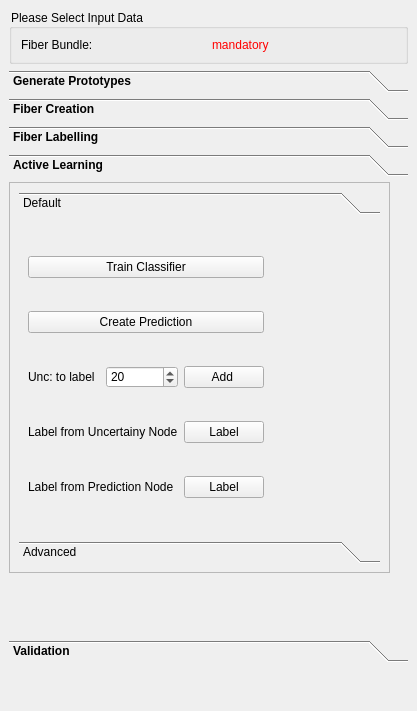
This is Plugins/org.mitk.gui.qt.diffusionimaging.fiberprocessing/src/internal/QmitkInteractiveFiberDissectionViewControls.ui in MIC-DKFZ/MITK-Diffusion as Qt 5 draws it before an edit. The edited form follows.
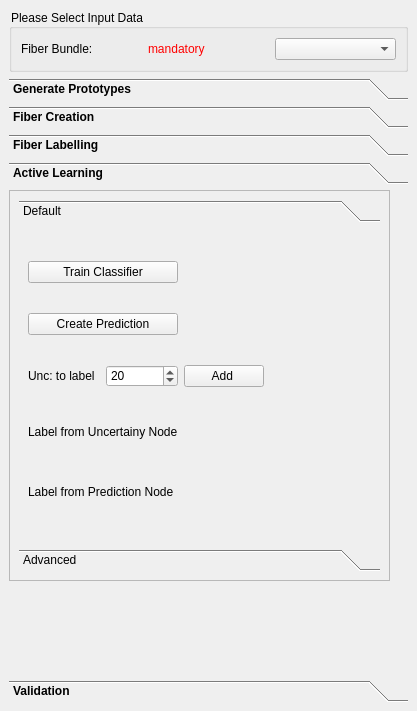
This is the edited form. The open tabs and pages were chosen to show the change. Icons and pictures are not drawn. Custom widgets are drawn as their Qt base class.

Patch:
```diff
--- a/Plugins/org.mitk.gui.qt.diffusionimaging.fiberprocessing/src/internal/QmitkInteractiveFiberDissectionViewControls.ui
+++ b/Plugins/org.mitk.gui.qt.diffusionimaging.fiberprocessing/src/internal/QmitkInteractiveFiberDissectionViewControls.ui
@@ -40,7 +40,7 @@
      <property name="title">
       <string>Please Select Input Data</string>
      </property>
-     <layout class="QGridLayout" name="gridLayout">
+     <layout class="QGridLayout" name="gridLayout_9">
       <item row="0" column="0">
        <widget class="QLabel" name="label_2">
         <property name="toolTip">
@@ -61,25 +61,12 @@
         </property>
        </widget>
       </item>
+      <item row="0" column="2">
+       <widget class="QmitkDataStorageComboBox" name="m_TestBundleBox"/>
+      </item>
      </layout>
     </widget>
    </item>
-   <item row="3" column="0" rowspan="2">
-    <spacer name="verticalSpacer">
-     <property name="orientation">
-      <enum>Qt::Vertical</enum>
-     </property>
-     <property name="sizeType">
-      <enum>QSizePolicy::Fixed</enum>
-     </property>
-     <property name="sizeHint" stdset="0">
-      <size>
-       <width>20</width>
-       <height>40</height>
-      </size>
-     </property>
-    </spacer>
-   </item>
    <item row="1" column="0">
     <widget class="QToolBox" name="toolBoxx">
      <property name="enabled">
@@ -108,7 +95,7 @@
         <x>0</x>
         <y>0</y>
         <width>399</width>
-        <height>424</height>
+        <height>463</height>
        </rect>
       </property>
       <attribute name="label">
@@ -129,7 +116,7 @@
             <x>0</x>
             <y>0</y>
             <width>381</width>
-            <height>344</height>
+            <height>383</height>
            </rect>
           </property>
           <attribute name="label">
@@ -173,8 +160,8 @@
            <rect>
             <x>0</x>
             <y>0</y>
-            <width>273</width>
-            <height>171</height>
+            <width>381</width>
+            <height>383</height>
            </rect>
           </property>
           <attribute name="label">
@@ -263,7 +250,7 @@
         <x>0</x>
         <y>0</y>
         <width>399</width>
-        <height>424</height>
+        <height>463</height>
        </rect>
       </property>
       <attribute name="label">
@@ -407,7 +394,7 @@
         <x>0</x>
         <y>0</y>
         <width>399</width>
-        <height>424</height>
+        <height>463</height>
        </rect>
       </property>
       <property name="accessibleName">
@@ -473,75 +460,75 @@
          <property name="frameShadow">
           <enum>QFrame::Raised</enum>
          </property>
-         <layout class="QGridLayout" name="gridLayout_2">
-          <item row="7" column="2">
-           <spacer name="verticalSpacer_2">
-            <property name="orientation">
-             <enum>Qt::Vertical</enum>
-            </property>
-            <property name="sizeHint" stdset="0">
-             <size>
-              <width>20</width>
-              <height>40</height>
-             </size>
-            </property>
-           </spacer>
-          </item>
-          <item row="3" column="3">
-           <widget class="QPushButton" name="m_ErazorButton">
-            <property name="maximumSize">
-             <size>
-              <width>30</width>
-              <height>30</height>
-             </size>
-            </property>
+         <layout class="QGridLayout" name="gridLayout">
+          <item row="3" column="0">
+           <widget class="QLabel" name="label_4">
             <property name="text">
-             <string/>
-            </property>
-            <property name="icon">
-             <iconset>
-              <normaloff>:/org.mitk.gui.qt.diffusionimaging.fiberprocessing/resources/eraze.png</normaloff>:/org.mitk.gui.qt.diffusionimaging.fiberprocessing/resources/eraze.png</iconset>
-            </property>
-            <property name="iconSize">
-             <size>
-              <width>32</width>
-              <height>32</height>
-             </size>
-            </property>
-            <property name="flat">
-             <bool>true</bool>
+             <string>Label Streamlines</string>
             </property>
            </widget>
           </item>
-          <item row="6" column="2">
+          <item row="6" column="0">
            <widget class="QLabel" name="label_10">
             <property name="text">
              <string>Unlabel: Leftclick + shift/alt</string>
             </property>
            </widget>
           </item>
-          <item row="4" column="2">
+          <item row="4" column="0">
            <widget class="QLabel" name="label_6">
             <property name="text">
              <string>Reject: Rightclick + shift</string>
             </property>
            </widget>
           </item>
-          <item row="3" column="2">
-           <widget class="QLabel" name="label_4">
+          <item row="3" column="1" colspan="2">
+           <widget class="QPushButton" name="m_ErazorButton">
+            <property name="maximumSize">
+             <size>
+              <width>30</width>
+              <height>30</height>
+             </size>
+            </property>
             <property name="text">
-             <string>Label Streamlines</string>
+             <string/>
+            </property>
+            <property name="icon">
+             <iconset>
+              <normaloff>:/org.mitk.gui.qt.diffusionimaging.fiberprocessing/resources/eraze.png</normaloff>:/org.mitk.gui.qt.diffusionimaging.fiberprocessing/resources/eraze.png</iconset>
+            </property>
+            <property name="iconSize">
+             <size>
+              <width>32</width>
+              <height>32</height>
+             </size>
+            </property>
+            <property name="flat">
+             <bool>true</bool>
             </property>
            </widget>
           </item>
-          <item row="5" column="2">
+          <item row="0" column="4" rowspan="3">
+           <spacer name="horizontalSpacer_2">
+            <property name="orientation">
+             <enum>Qt::Horizontal</enum>
+            </property>
+            <property name="sizeHint" stdset="0">
+             <size>
+              <width>40</width>
+              <height>20</height>
+             </size>
+            </property>
+           </spacer>
+          </item>
+          <item row="5" column="0">
            <widget class="QLabel" name="label_8">
             <property name="text">
              <string>Accept: Rightclick + alt</string>
             </property>
            </widget>
           </item>
-          <item row="0" column="3">
+          <item row="0" column="1" rowspan="3" colspan="2">
            <widget class="QSpinBox" name="m_NumRandomFibers">
             <property name="minimum">
              <number>1</number>
@@ -554,33 +541,59 @@
             </property>
            </widget>
           </item>
-          <item row="0" column="6">
-           <widget class="QPushButton" name="m_AddRandomFibers">
-            <property name="text">
-             <string>Add</string>
-            </property>
-           </widget>
-          </item>
-          <item row="0" column="2">
+          <item row="0" column="0">
            <widget class="QLabel" name="label_7">
             <property name="text">
              <string>Random Streamlines</string>
             </property>
            </widget>
           </item>
-          <item row="0" column="7">
-           <spacer name="horizontalSpacer_2">
+          <item row="7" column="0">
+           <spacer name="verticalSpacer_2">
             <property name="orientation">
-             <enum>Qt::Horizontal</enum>
+             <enum>Qt::Vertical</enum>
             </property>
             <property name="sizeHint" stdset="0">
              <size>
-              <width>40</width>
-              <height>20</height>
+              <width>20</width>
+              <height>40</height>
              </size>
             </property>
            </spacer>
           </item>
+          <item row="0" column="3" rowspan="3">
+           <widget class="QPushButton" name="m_AddRandomFibers">
+            <property name="text">
+             <string>Add</string>
+            </property>
+           </widget>
+          </item>
+          <item row="3" column="3">
+           <widget class="QPushButton" name="m_BrushButton">
+            <property name="maximumSize">
+             <size>
+              <width>30</width>
+              <height>30</height>
+             </size>
+            </property>
+            <property name="text">
+             <string/>
+            </property>
+            <property name="icon">
+             <iconset>
+              <normaloff>:/org.mitk.gui.qt.diffusionimaging.fiberprocessing/resources/brush.png</normaloff>:/org.mitk.gui.qt.diffusionimaging.fiberprocessing/resources/brush.png</iconset>
+            </property>
+            <property name="iconSize">
+             <size>
+              <width>32</width>
+              <height>32</height>
+             </size>
+            </property>
+            <property name="flat">
+             <bool>true</bool>
+            </property>
+           </widget>
+          </item>
          </layout>
         </widget>
        </item>
@@ -592,7 +605,7 @@
         <x>0</x>
         <y>0</y>
         <width>399</width>
-        <height>424</height>
+        <height>463</height>
        </rect>
       </property>
       <attribute name="label">
@@ -617,7 +630,7 @@
         <item row="8" column="1">
          <widget class="QToolBox" name="toolBox_2">
           <property name="currentIndex">
-           <number>1</number>
+           <number>0</number>
           </property>
           <widget class="QWidget" name="page_16">
            <property name="geometry">
@@ -631,32 +644,15 @@
            <attribute name="label">
             <string>Default</string>
            </attribute>
-           <layout class="QGridLayout" name="gridLayout_28">
-            <item row="3" column="2">
-             <widget class="QPushButton" name="m_unclabeling">
+           <layout class="QGridLayout" name="gridLayout_2">
+            <item row="0" column="0" colspan="2">
+             <widget class="QPushButton" name="m_TrainClassifier">
               <property name="text">
-               <string>Label</string>
-              </property>
-              <property name="icon">
-               <iconset theme="eraze.png">
-                <normaloff>.</normaloff>.</iconset>
+               <string>Train Classifier</string>
               </property>
              </widget>
             </item>
-            <item row="4" column="3">
-             <spacer name="horizontalSpacer_6">
-              <property name="orientation">
-               <enum>Qt::Horizontal</enum>
-              </property>
-              <property name="sizeHint" stdset="0">
-               <size>
-                <width>57</width>
-                <height>20</height>
-               </size>
-              </property>
-             </spacer>
-            </item>
-            <item row="0" column="3">
+            <item row="0" column="4">
              <spacer name="horizontalSpacer_30">
               <property name="orientation">
                <enum>Qt::Horizontal</enum>
@@ -669,50 +665,14 @@
               </property>
              </spacer>
             </item>
-            <item row="2" column="1">
-             <widget class="QSpinBox" name="m_Numtolabel">
-              <property name="minimum">
-               <number>1</number>
-              </property>
-              <property name="maximum">
-               <number>2000</number>
-              </property>
-              <property name="singleStep">
-               <number>0</number>
-              </property>
-              <property name="value">
-               <number>20</number>
-              </property>
-             </widget>
-            </item>
-            <item row="2" column="3">
-             <spacer name="horizontalSpacer_4">
-              <property name="orientation">
-               <enum>Qt::Horizontal</enum>
-              </property>
-              <property name="sizeHint" stdset="0">
-               <size>
-                <width>57</width>
-                <height>20</height>
-               </size>
-              </property>
-             </spacer>
-            </item>
-            <item row="4" column="2">
-             <widget class="QPushButton" name="m_predlabeling">
-              <property name="text">
-               <string>Label</string>
-              </property>
-             </widget>
-            </item>
-            <item row="1" column="0" colspan="3">
+            <item row="1" column="0" colspan="2">
              <widget class="QPushButton" name="m_CreatePrediction">
               <property name="text">
                <string>Create Prediction</string>
               </property>
              </widget>
             </item>
-            <item row="1" column="3">
+            <item row="1" column="4">
              <spacer name="horizontalSpacer_29">
               <property name="orientation">
                <enum>Qt::Horizontal</enum>
@@ -725,13 +685,6 @@
               </property>
              </spacer>
             </item>
-            <item row="0" column="0" colspan="3">
-             <widget class="QPushButton" name="m_TrainClassifier">
-              <property name="text">
-               <string>Train Classifier</string>
-              </property>
-             </widget>
-            </item>
             <item row="2" column="0">
              <widget class="QLabel" name="label_5">
               <property name="text">
@@ -739,6 +692,42 @@
               </property>
              </widget>
             </item>
+            <item row="2" column="1">
+             <widget class="QSpinBox" name="m_Numtolabel">
+              <property name="minimum">
+               <number>1</number>
+              </property>
+              <property name="maximum">
+               <number>2000</number>
+              </property>
+              <property name="singleStep">
+               <number>0</number>
+              </property>
+              <property name="value">
+               <number>20</number>
+              </property>
+             </widget>
+            </item>
+            <item row="2" column="2" colspan="2">
+             <widget class="QPushButton" name="m_AddUncertainFibers">
+              <property name="text">
+               <string>Add </string>
+              </property>
+             </widget>
+            </item>
+            <item row="2" column="4">
+             <spacer name="horizontalSpacer_4">
+              <property name="orientation">
+               <enum>Qt::Horizontal</enum>
+              </property>
+              <property name="sizeHint" stdset="0">
+               <size>
+                <width>57</width>
+                <height>20</height>
+               </size>
+              </property>
+             </spacer>
+            </item>
             <item row="3" column="0" colspan="2">
              <widget class="QLabel" name="label_35">
               <property name="text">
@@ -746,13 +735,71 @@
               </property>
              </widget>
             </item>
-            <item row="2" column="2">
-             <widget class="QPushButton" name="m_AddUncertainFibers">
+            <item row="3" column="2">
+             <widget class="QPushButton" name="m_unclabeling">
+              <property name="maximumSize">
+               <size>
+                <width>30</width>
+                <height>30</height>
+               </size>
+              </property>
               <property name="text">
-               <string>Add </string>
+               <string/>
               </property>
+              <property name="icon">
+               <iconset>
+                <normaloff>:/org.mitk.gui.qt.diffusionimaging.fiberprocessing/resources/eraze.png</normaloff>:/org.mitk.gui.qt.diffusionimaging.fiberprocessing/resources/eraze.png</iconset>
+              </property>
+              <property name="iconSize">
+               <size>
+                <width>32</width>
+                <height>32</height>
+               </size>
+              </property>
+              <property name="flat">
+               <bool>true</bool>
+              </property>
              </widget>
             </item>
+            <item row="3" column="3">
+             <widget class="QPushButton" name="m_unclabelingBrush">
+              <property name="maximumSize">
+               <size>
+                <width>30</width>
+                <height>30</height>
+               </size>
+              </property>
+              <property name="text">
+               <string/>
+              </property>
+              <property name="icon">
+               <iconset>
+                <normaloff>:/org.mitk.gui.qt.diffusionimaging.fiberprocessing/resources/brush.png</normaloff>:/org.mitk.gui.qt.diffusionimaging.fiberprocessing/resources/brush.png</iconset>
+              </property>
+              <property name="iconSize">
+               <size>
+                <width>32</width>
+                <height>32</height>
+               </size>
+              </property>
+              <property name="flat">
+               <bool>true</bool>
+              </property>
+             </widget>
+            </item>
+            <item row="3" column="4">
+             <spacer name="horizontalSpacer_5">
+              <property name="orientation">
+               <enum>Qt::Horizontal</enum>
+              </property>
+              <property name="sizeHint" stdset="0">
+               <size>
+                <width>57</width>
+                <height>20</height>
+               </size>
+              </property>
+             </spacer>
+            </item>
             <item row="4" column="0" colspan="2">
              <widget class="QLabel" name="label_36">
               <property name="text">
@@ -760,8 +807,60 @@
               </property>
              </widget>
             </item>
-            <item row="3" column="3">
-             <spacer name="horizontalSpacer_5">
+            <item row="4" column="2">
+             <widget class="QPushButton" name="m_predlabeling">
+              <property name="maximumSize">
+               <size>
+                <width>30</width>
+                <height>30</height>
+               </size>
+              </property>
+              <property name="text">
+               <string/>
+              </property>
+              <property name="icon">
+               <iconset>
+                <normaloff>:/org.mitk.gui.qt.diffusionimaging.fiberprocessing/resources/eraze.png</normaloff>:/org.mitk.gui.qt.diffusionimaging.fiberprocessing/resources/eraze.png</iconset>
+              </property>
+              <property name="iconSize">
+               <size>
+                <width>32</width>
+                <height>32</height>
+               </size>
+              </property>
+              <property name="flat">
+               <bool>true</bool>
+              </property>
+             </widget>
+            </item>
+            <item row="4" column="3">
+             <widget class="QPushButton" name="m_predlabelingBrush">
+              <property name="maximumSize">
+               <size>
+                <width>30</width>
+                <height>30</height>
+               </size>
+              </property>
+              <property name="text">
+               <string/>
+              </property>
+              <property name="icon">
+               <iconset>
+                <normaloff>:/org.mitk.gui.qt.diffusionimaging.fiberprocessing/resources/brush.png</normaloff>:/org.mitk.gui.qt.diffusionimaging.fiberprocessing/resources/brush.png</iconset>
+              </property>
+              <property name="iconSize">
+               <size>
+                <width>32</width>
+                <height>32</height>
+               </size>
+              </property>
+              <property name="flat">
+               <bool>true</bool>
+              </property>
+             </widget>
+            </item>
+            <item row="4" column="4">
+             <spacer name="horizontalSpacer_6">
               <property name="orientation">
                <enum>Qt::Horizontal</enum>
               </property>
@@ -780,8 +879,8 @@
             <rect>
              <x>0</x>
              <y>0</y>
-             <width>361</width>
-             <height>309</height>
+             <width>337</width>
+             <height>173</height>
             </rect>
            </property>
            <attribute name="label">
@@ -913,7 +1012,7 @@
         <x>0</x>
         <y>0</y>
         <width>399</width>
-        <height>424</height>
+        <height>463</height>
        </rect>
       </property>
       <attribute name="label">
```
